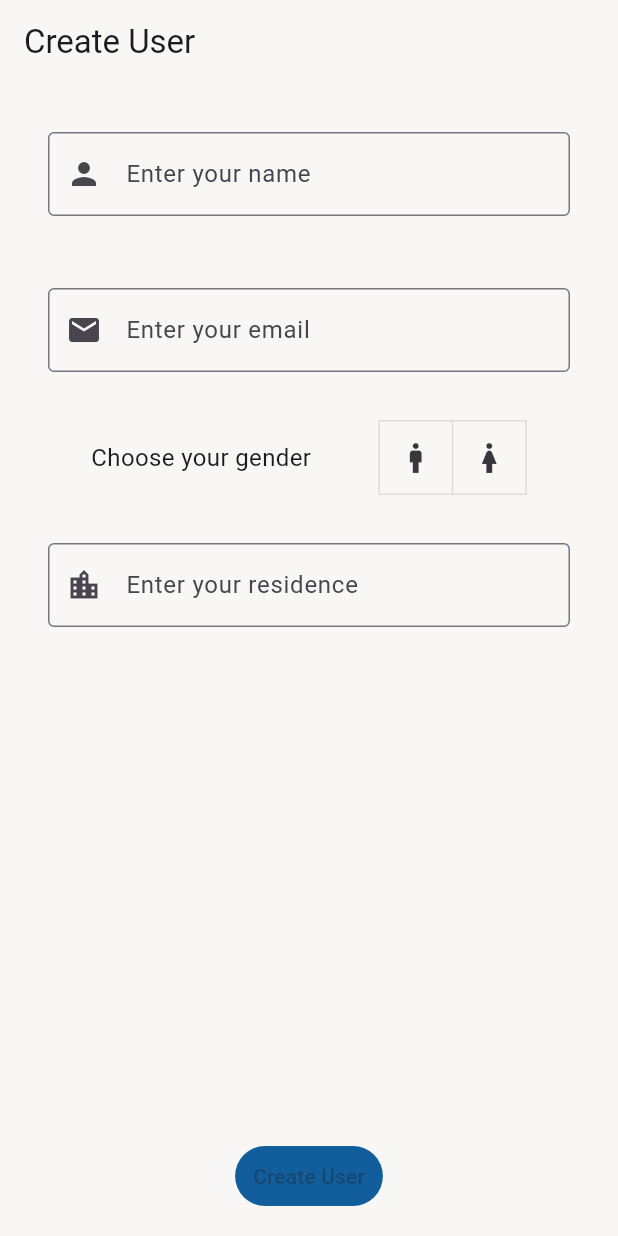
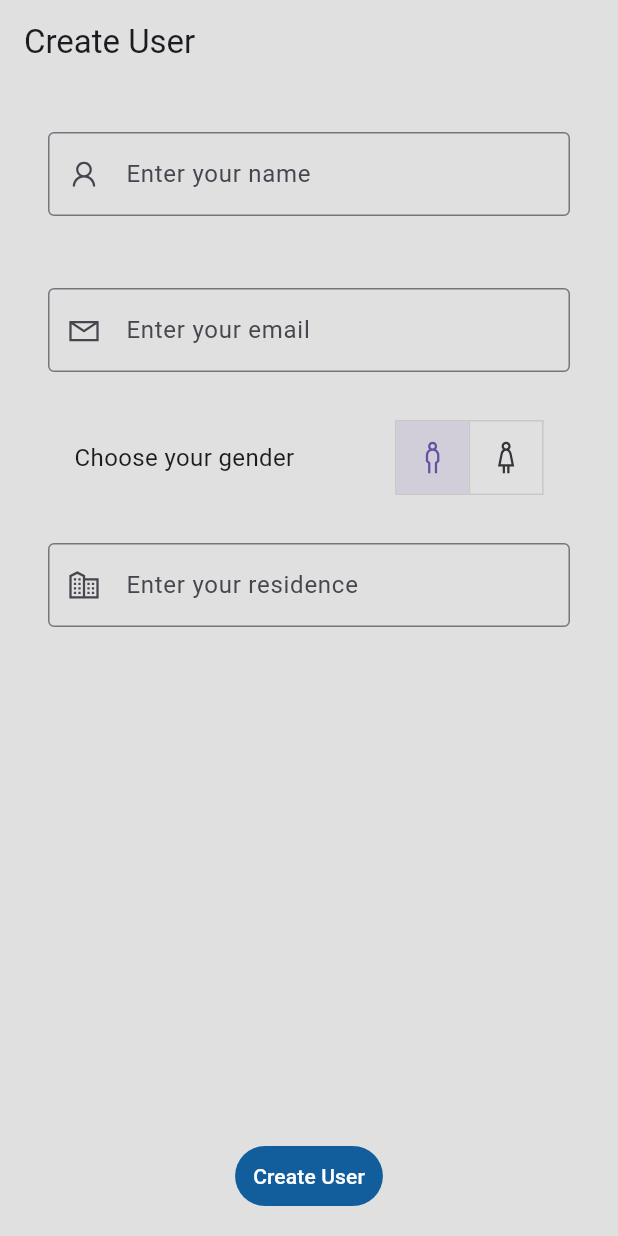
Before and after one commit to yardensepton/easypack-frontend, a Flutter app: the screen it shows after launch, on a phone screen of 412 x 824 dp. Run offline on Flutter 3.47's test engine with Material 3 defaults, Android fonts, the phone set to English and light mode, and no system bars; our stand-ins replace google_nav_bar, line_icons.

Commit message:
added form to the create user screen with validators and removed unwanted functions

```diff
--- /dev/null
+++ b/lib/font_style.dart
@@ -0,0 +1,5 @@
+
+  import 'package:flutter/material.dart';
+
+const TextStyle optionStyle =
+      TextStyle(fontSize: 30, fontWeight: FontWeight.w600);
--- a/lib/pages/create_user_screen.dart
+++ b/lib/pages/create_user_screen.dart
@@ -9,10 +9,8 @@ import 'package:flutter/material.dart';
 import 'package:easypack/services/city_search_service.dart';
 import 'package:easypack/services/create_user_service.dart';
 import 'package:easypack/navigation_menu.dart';
-// import 'package:easypack/pages/home_user.dart';
-
 import 'dart:async';
-// import 'package:easypack/models/user.dart';
+import 'package:line_icons/line_icons.dart';
 
 class CreateUserScreen extends StatefulWidget {
   const CreateUserScreen({super.key});
@@ -26,7 +24,7 @@ class CreateUserScreen extends StatefulWidget {
 class _CreateUserScreenState extends State<CreateUserScreen> {
   Timer? _debounce;
   final CitySearchService _cityService = CitySearchService();
-  final UserCreationService _userCreationService = UserCreationService( UserAPIService());
+  final UserCreationService _userCreationService = UserCreationService(UserAPIService());
   final TextEditingController _searchController = TextEditingController();
   final TextEditingController _nameController = TextEditingController();
   final TextEditingController _emailController = TextEditingController();
@@ -35,10 +33,8 @@ class _CreateUserScreenState extends State<CreateUserScreen> {
   List<City> _autocompleteResults = [];
 
   final CityPhotoService _cityPhotoService = CityPhotoService();
-
-  String? _nameError;
-  String? _emailError;
-  String? _residenceError;
+  final _formKey = GlobalKey<FormState>();
+  final _scaffoldKey = GlobalKey<ScaffoldState>();
 
   _onSearchChanged(String input) {
     if (_debounce?.isActive ?? false) _debounce?.cancel();
@@ -57,8 +53,6 @@ class _CreateUserScreenState extends State<CreateUserScreen> {
     if (input.isEmpty) {
       setState(() {
         _autocompleteResults.clear();
-        _errorsCreateUser();
-
       });
       return;
     }
@@ -80,64 +74,34 @@ class _CreateUserScreenState extends State<CreateUserScreen> {
       final String formattedUrl = uri.toString();
 
       _selectedCity!.cityUrl = formattedUrl;
-
-    //   showDialog(
-    //     context: context,
-    //     builder: (BuildContext context) {
-    //       return AlertDialog(
-    //         title: const Text('City Photo'),
-    //         content: Image.network(
-    //           formattedUrl,
-    //           fit: BoxFit.cover,
-    //         ),
-    //         actions: <Widget>[
-    //           TextButton(
-    //             onPressed: () {
-    //               Navigator.of(context).pop();
-    //             },
-    //             child: const Text('Close'),
-    //           ),
-    //         ],
-    //       );
-    //     },
-    //   );
     } catch (e) {
-      // Handle errors
       Exception('Error fetching and showing photo: $e');
     }
   }
 
-    bool get isAnyTextFieldEmpty =>
-      _nameController.text.isEmpty ||
-      _emailController.text.isEmpty ||
-      _genderController.text.isEmpty ||
-      _searchController.text.isEmpty;
-
-  void _errorsCreateUser() async {
-    setState(() {
-      _nameError = _nameController.text.isEmpty ? "Name can't be empty" : null;
-      _emailError = _emailController.text.isEmpty ? "Email can't be empty" : null;
-      _residenceError = _searchController.text.isEmpty ? "Residence can't be empty" : null;
-
-    if (_nameController.text.isEmpty || _emailController.text.isEmpty || _searchController.text.isEmpty ) {
-      return;
-    }
-    });
-
-  }
 
 
   @override
   Widget build(BuildContext context) {
-    return SafeArea(child:
-    Scaffold(
-      backgroundColor: const Color.fromARGB(255, 249, 246, 246),
+    return SafeArea(
+      child: Scaffold(
+        key: _scaffoldKey,
+        backgroundColor: Colors.grey[300],
         appBar: AppBar(
-      backgroundColor: const Color.fromARGB(255, 249, 246, 246),
+          backgroundColor: Colors.grey[300],
           title: const Text('Create User'),
         ),
         body: Padding(
           padding: const EdgeInsets.all(16.0),
+          child:createUserForm()
+        ),
+      ),
+    );
+  }
+
+  Form createUserForm() {
+    return Form(
+          key: _formKey,
           child: Column(
             crossAxisAlignment: CrossAxisAlignment.center,
             children: [
@@ -146,11 +110,13 @@ class _CreateUserScreenState extends State<CreateUserScreen> {
                 child: InputField(
                   controller: _nameController,
                   labelText: 'Enter your name',
-                icon: Icons.person,
+                  icon: LineIcons.user,
                   inputType: TextInputType.name,
-                errorText: _nameError,
-                 onChanged: (value) {
-                  _errorsCreateUser();
+                  validator: (value) {
+                    if (value == null || value.isEmpty) {
+                      return "Name can't be empty";
+                    }
+                    return null;
                   },
                 ),
               ),
@@ -160,24 +126,24 @@ class _CreateUserScreenState extends State<CreateUserScreen> {
                 child: InputField(
                   controller: _emailController,
                   labelText: 'Enter your email',
-                icon: Icons.email,
+                  icon: LineIcons.envelope,
                   inputType: TextInputType.emailAddress,
-                errorText: _emailError,
-                onChanged: (value) {
-                  _errorsCreateUser();
+                  validator: (value) {
+                    if (value == null || value.isEmpty) {
+                      return "Email can't be empty";
+                    }
+                    return null;
                   },
                 ),
               ),
               const SizedBox(height: 16.0),
               SizedBox(
                 width: 500.0,
-              child:    GenderToggleButton(
+                child: GenderToggleButton(
                   onChanged: (gender) {
-              _errorsCreateUser();
                     _genderController.text = gender;
                   },
                 ),
-
               ),
               const SizedBox(height: 16.0),
               SizedBox(
@@ -185,13 +151,17 @@ class _CreateUserScreenState extends State<CreateUserScreen> {
                 child: InputField(
                   controller: _searchController,
                   labelText: 'Enter your residence',
-                icon: Icons.location_city_outlined,
+                  icon: LineIcons.city,
                   inputType: TextInputType.text,
+                  validator: (value) {
+                    if (value == null || value.isEmpty) {
+                      return "Residence can't be empty";
+                    }
+                    return null;
+                  },
                   onChanged: (value) {
                     _onSearchChanged(value);
-                  _errorsCreateUser();
                   },
-                errorText: _residenceError,
                 ),
               ),
               const SizedBox(height: 16.0),
@@ -204,8 +174,7 @@ class _CreateUserScreenState extends State<CreateUserScreen> {
                       placeId: _autocompleteResults[index].placeId,
                       onTap: (placeId) {
                         setState(() {
-                        _searchController.text =
-                          _autocompleteResults[index].text;
+                          _searchController.text = _autocompleteResults[index].text;
                           _selectedCity = _autocompleteResults[index];
                           _fetchAndShowPhoto(context, placeId);
                           _autocompleteResults.clear();
@@ -218,48 +187,44 @@ class _CreateUserScreenState extends State<CreateUserScreen> {
               const SizedBox(height: 16.0),
               SizedBox(
                 child: TextButton(
-                  onPressed: isAnyTextFieldEmpty ? null : onClickCreateUser,
+                  onPressed: () {
+                    if (_formKey.currentState!.validate()) {
+                      onClickCreateUser();
+                    }
+                  },
                   style: TextButton.styleFrom(
                     foregroundColor: Colors.white,
-        backgroundColor:const Color.fromARGB(255, 18, 94, 156),
+                    backgroundColor: const Color.fromARGB(255, 18, 94, 156),
                   ),
-                // onPressed: _createUser,
-                child: const Text("Create User",),
-
+                  child: const Text("Create User"),
                 ),
               ),
             ],
           ),
-      ),
-    ));
+        );
   }
 
   Future<void> onClickCreateUser() async {
-    _errorsCreateUser();
     if (_selectedCity != null) {
-      User? createdUser =
-     await _userCreationService.createUser(
+      User? createdUser = await _userCreationService.createUser(
         nameController: _nameController,
         emailController: _emailController,
         genderController: _genderController,
         selectedCity: _selectedCity!,
-        context: context
+        context: context,
       );
 
       if (!mounted) return;
-       if(createdUser != null){
-               Navigator.push(context,
+      if (createdUser != null) {
+        Navigator.push(
+          context,
           MaterialPageRoute(builder: (context) => const NavigationMenu()),
         );
       }
-
-
     } else {
-     ScaffoldMessenger.of(context).showSnackBar( const SnackBar(
-          content: Text("choose a city")));
-
-
-
+      ScaffoldMessenger.of(context).showSnackBar(const SnackBar(
+        content: Text("Choose a city"),
+      ));
     }
   }
 }
--- a/lib/pages/home_user.dart
+++ b/lib/pages/home_user.dart
@@ -11,9 +11,9 @@ class _HomeUserState extends State<HomeUser> {
   @override
   Widget build(BuildContext context) {
     return const Scaffold(
-      // body: Center(
-      //   child:
-      // ),
+      body: Center(
+        child:Text("hi user how are you")
+      ),
     );
   }
 }
--- a/lib/services/city_photo_service.dart
+++ b/lib/services/city_photo_service.dart
@@ -2,8 +2,8 @@ import 'package:http/http.dart' as http;
 
 class CityPhotoService {
   Future<String> fetchPhotoResult(String input) async {
-    String apiUrl = 'http://localhost:8000/cities/picture/$input';
-    // String apiUrl = 'http://192.168.1.197:8000/cities/picture/$input';
+    // String apiUrl = 'http://localhost:8000/cities/picture/$input';
+    String apiUrl = 'http://192.168.1.197:8000/cities/picture/$input';
 
     String stringResponse;
 
--- a/lib/services/city_search_service.dart
+++ b/lib/services/city_search_service.dart
@@ -4,8 +4,8 @@ import 'dart:convert';
 
 class CitySearchService {
   Future<List<City>> fetchAutocompleteResults(String input) async {
-    String apiUrl = 'http://localhost:8000/cities/city-autocomplete/$input';
-    // String apiUrl = 'http://192.168.1.197:8000/cities/city-autocomplete/$input';
+    // String apiUrl = 'http://localhost:8000/cities/city-autocomplete/$input';
+    String apiUrl = 'http://192.168.1.197:8000/cities/city-autocomplete/$input';
 
     List<City> results = [];
 
--- a/lib/services/user_api_service.dart
+++ b/lib/services/user_api_service.dart
@@ -3,8 +3,8 @@ import 'package:http/http.dart' as http;
 import 'package:easypack/models/user.dart';
 
 class UserAPIService {
-  static const String apiUrl = 'http://localhost:8000/users';
-    // static const String apiUrl = 'http://192.168.1.197:8000/users';
+  // static const String apiUrl = 'http://localhost:8000/users';
+    static const String apiUrl = 'http://192.168.1.197:8000/users';
 
 
   Future<User?> createUser(User user) async {
--- a/lib/widgets/gender_toggle_button.dart
+++ b/lib/widgets/gender_toggle_button.dart
@@ -1,4 +1,5 @@
 import 'package:flutter/material.dart';
+import 'package:line_icons/line_icons.dart';
 
 class GenderToggleButton extends StatefulWidget {
   final ValueChanged<String>? onChanged;
@@ -14,19 +15,18 @@ class GenderToggleButton extends StatefulWidget {
 
 
 class _GenderToggleButtonState extends State<GenderToggleButton> {
-  String _selectedGender = '';
-    List<bool> isSelected = [true, false];
-
+  String _selectedGender = 'male';
 
   @override
   Widget build(BuildContext context) {
     return SizedBox(
+        child: Row (
+          mainAxisAlignment: MainAxisAlignment.spaceAround ,
+          children: <Widget>[
 
-      child: Row (
-        mainAxisAlignment: MainAxisAlignment.spaceEvenly,
-        children: <Widget>[
              const Text("Choose your gender",
             style: TextStyle(fontSize: 16.0, fontWeight: FontWeight.normal)),
+
             ToggleButtons(
 
 
@@ -40,8 +40,8 @@ class _GenderToggleButtonState extends State<GenderToggleButton> {
             });
           },
           children: const [
-          Icon(Icons.man),
-          Icon(Icons.woman),
+            Icon(LineIcons.male),
+            Icon(LineIcons.female),
           ],
         )
         ]),
--- a/lib/widgets/input_field.dart
+++ b/lib/widgets/input_field.dart
@@ -6,7 +6,7 @@ class InputField extends StatelessWidget {
   final String labelText;
   final TextInputType inputType;
   final IconData? icon;
-  final String? errorText; // Add errorText parameter
+  final String? Function(String?)? validator;
 
   const InputField({
     super.key,
@@ -15,23 +15,23 @@ class InputField extends StatelessWidget {
     required this.labelText,
     required this.inputType,
     this.icon,
-    this.errorText, // Add errorText parameter
+    this.validator, // Add validator parameter
   });
 
   @override
   Widget build(BuildContext context) {
     return Padding(
       padding: const EdgeInsets.all(16.0),
-      child: TextField(
+      child: TextFormField(
         controller: controller,
-        onChanged: onChanged , // No need for null check as it's optional
+        onChanged: onChanged, // No need for null check as it's optional
         keyboardType: inputType,
         decoration: InputDecoration(
           labelText: labelText,
-          errorText: errorText, // Use errorText parameter
           border: const OutlineInputBorder(),
           prefixIcon: icon != null ? Icon(icon) : null,
         ),
+        validator: validator, // Use validator parameter
       ),
     );
   }
```
Also changed, not shown: lib/navigation_menu.dart (+7 -7 lines), lib/view_models/create_user_view_model.dart (deleted, +0 -105 lines), lib/widgets/my_text_field.dart (added, +44 -0 lines). Lines whose indentation alone changed are shown as unchanged.
